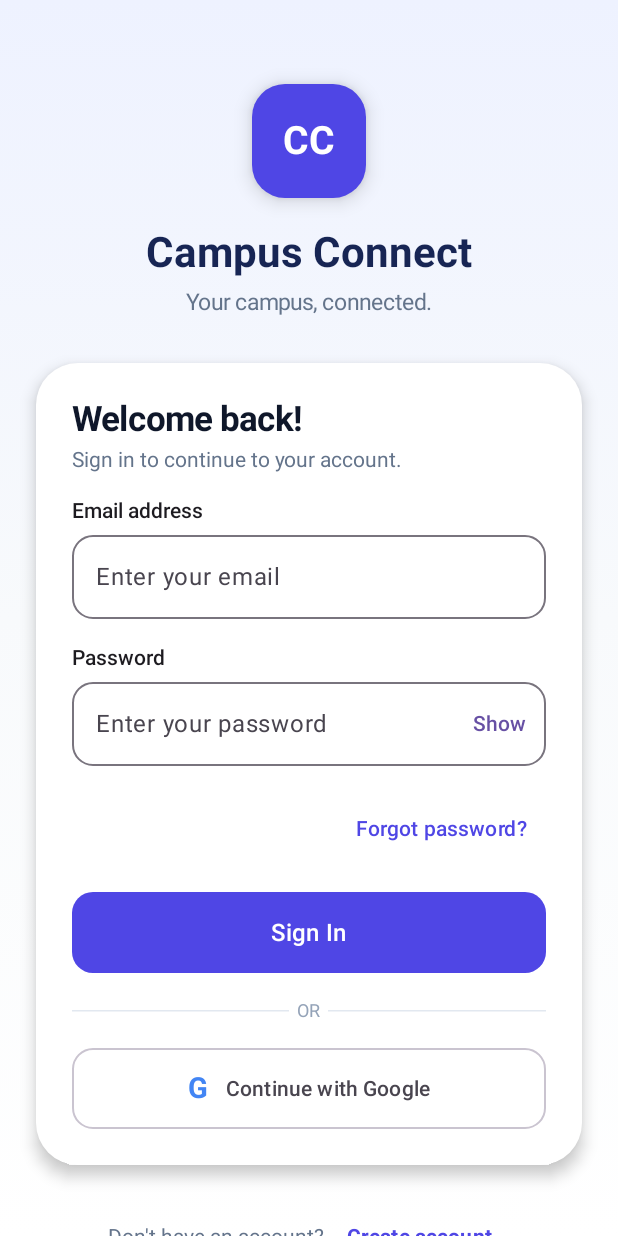
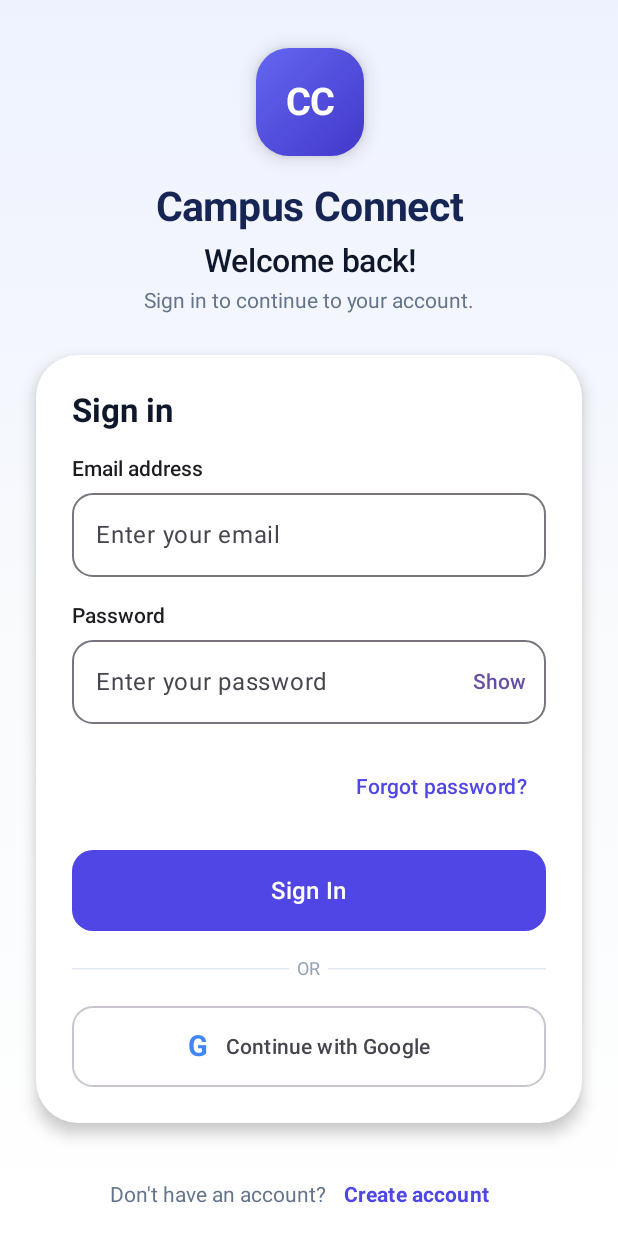
Before and after one commit to campusconnect3251-collab/CampusConnect, an Android app built with Jetpack Compose: the screen it shows after launch (MainActivity), on a phone screen of 412 x 824 dp. Run offline under Robolectric (Android 15) with nearby library versions, the phone set to English and light mode, and no system bars; our stand-ins replace Dagger/Hilt's generated code, Firebase (no records; nobody signed in at launch, a user with empty details on screens opened directly); libraries missing offline, so code that uses them is left out: androidx.hilt.lifecycle.

Commit message:
ui: improve login screen ui

```diff
--- a/app/src/main/java/com/example/campusconnect/presentation/auth/login/LoginScreen.kt
+++ b/app/src/main/java/com/example/campusconnect/presentation/auth/login/LoginScreen.kt
@@ -11,24 +11,14 @@ import androidx.compose.foundation.layout.fillMaxSize
 import androidx.compose.foundation.layout.fillMaxWidth
 import androidx.compose.foundation.layout.height
 import androidx.compose.foundation.layout.padding
-import androidx.compose.foundation.layout.size
-import androidx.compose.foundation.layout.width
 import androidx.compose.foundation.layout.widthIn
 import androidx.compose.foundation.rememberScrollState
 import androidx.compose.foundation.shape.RoundedCornerShape
-import androidx.compose.foundation.text.KeyboardActions
-import androidx.compose.foundation.text.KeyboardOptions
 import androidx.compose.foundation.verticalScroll
-import androidx.compose.material3.Button
-import androidx.compose.material3.ButtonDefaults
 import androidx.compose.material3.Card
 import androidx.compose.material3.CardDefaults
-import androidx.compose.material3.CircularProgressIndicator
 import androidx.compose.material3.HorizontalDivider
 import androidx.compose.material3.MaterialTheme
-import androidx.compose.material3.OutlinedButton
-import androidx.compose.material3.OutlinedTextField
-import androidx.compose.material3.Surface
 import androidx.compose.material3.Text
 import androidx.compose.material3.TextButton
 import androidx.compose.runtime.Composable
@@ -42,19 +32,20 @@ import androidx.compose.ui.Modifier
 import androidx.compose.ui.graphics.Brush
 import androidx.compose.ui.graphics.Color
 import androidx.compose.ui.text.font.FontWeight
-import androidx.compose.ui.text.input.ImeAction
 import androidx.compose.ui.text.input.KeyboardType
-import androidx.compose.ui.text.input.PasswordVisualTransformation
-import androidx.compose.ui.text.input.VisualTransformation
 import androidx.compose.ui.unit.dp
 import androidx.compose.ui.unit.sp
 import androidx.lifecycle.compose.collectAsStateWithLifecycle
+import com.example.campusconnect.presentation.auth.components.AuthGoogleButton
+import com.example.campusconnect.presentation.auth.components.AuthHeader
+import com.example.campusconnect.presentation.auth.components.AuthPrimaryButton
+import com.example.campusconnect.presentation.auth.components.AuthTextField
 import com.example.campusconnect.presentation.auth.viewmodel.AuthViewModel
 
 @Composable
 fun LoginScreen(
-    authViewModel : AuthViewModel,
-    onNavigateToRegister : () -> Unit,
+    authViewModel: AuthViewModel,
+    onNavigateToRegister: () -> Unit,
     onGoogleSignInClick: () -> Unit,
     onForgotPasswordClick: () -> Unit
 ) {
@@ -63,6 +54,7 @@ fun LoginScreen(
     var email by rememberSaveable { mutableStateOf("") }
     var password by rememberSaveable { mutableStateOf("") }
     var passwordVisible by rememberSaveable { mutableStateOf(false) }
+
     var validationError by remember { mutableStateOf<String?>(null) }
 
     val errorMessage = validationError ?: uiState.errorMessage
@@ -88,43 +80,14 @@ fun LoginScreen(
             horizontalAlignment = Alignment.CenterHorizontally,
             verticalArrangement = Arrangement.Center
         ) {
-            Spacer(modifier = Modifier.height(24.dp))
 
-            // App branding
-            Surface(
-                shape = RoundedCornerShape(22.dp),
-                color = Color(0xFF4F46E5),
-                shadowElevation = 8.dp,
-                modifier = Modifier.size(76.dp)
-            ) {
-                Box(contentAlignment = Alignment.Center) {
-                    Text(
-                        text = "CC",
-                        color = Color.White,
-                        fontSize = 26.sp,
-                        fontWeight = FontWeight.Bold
-                    )
-                }
-            }
-
-            Spacer(modifier = Modifier.height(20.dp))
-
-            Text(
-                text = "Campus Connect",
-                fontSize = 28.sp,
-                fontWeight = FontWeight.Bold,
-                color = Color(0xFF172554)
+            // Branding and heading
+            AuthHeader(
+                title = "Welcome back!",
+                subtitle = "Sign in to continue to your account."
             )
 
-            Spacer(modifier = Modifier.height(8.dp))
-
-            Text(
-                text = "Your campus, connected.",
-                fontSize = 15.sp,
-                color = Color(0xFF64748B)
-            )
-
-            Spacer(modifier = Modifier.height(32.dp))
+            Spacer(modifier = Modifier.height(28.dp))
 
             // Login card
             Card(
@@ -143,103 +106,44 @@ fun LoginScreen(
                     modifier = Modifier.padding(24.dp),
                     verticalArrangement = Arrangement.spacedBy(18.dp)
                 ) {
-                    Column(
-                        verticalArrangement = Arrangement.spacedBy(6.dp)
-                    ) {
+
                     Text(
-                            text = "Welcome back!",
-                            fontSize = 23.sp,
+                        text = "Sign in",
+                        fontSize = 22.sp,
                         fontWeight = FontWeight.Bold,
                         color = Color(0xFF0F172A)
                     )
 
-                        Text(
-                            text = "Sign in to continue to your account.",
-                            fontSize = 14.sp,
-                            color = Color(0xFF64748B)
-                        )
-                    }
-
-                    // Email field
-                    Column(
-                        verticalArrangement = Arrangement.spacedBy(8.dp)
-                    ) {
-                        Text(
-                            text = "Email address",
-                            fontWeight = FontWeight.SemiBold,
-                            fontSize = 14.sp
-                        )
-
-                        OutlinedTextField(
+                    // Email
+                    AuthTextField(
+                        label = "Email address",
                         value = email,
                         onValueChange = {
                             email = it
                             validationError = null
                             authViewModel.clearError()
                         },
-                            modifier = Modifier.fillMaxWidth(),
-                            placeholder = {
-                                Text("Enter your email")
-                            },
-                            singleLine = true,
-                            shape = RoundedCornerShape(14.dp),
-                            keyboardOptions = KeyboardOptions(
-                                keyboardType = KeyboardType.Email,
-                                imeAction = ImeAction.Next
-                            )
-                        )
-                    }
-
-                    // Password field
-                    Column(
-                        verticalArrangement = Arrangement.spacedBy(8.dp)
-                    ) {
-                        Text(
-                            text = "Password",
-                            fontWeight = FontWeight.SemiBold,
-                            fontSize = 14.sp
+                        placeholder = "Enter your email",
+                        keyboardType = KeyboardType.Email
                     )
 
-                        OutlinedTextField(
+                    // Password
+                    AuthTextField(
+                        label = "Password",
                         value = password,
                         onValueChange = {
                             password = it
                             validationError = null
                             authViewModel.clearError()
                         },
-                            modifier = Modifier.fillMaxWidth(),
-                            placeholder = {
-                                Text("Enter your password")
-                            },
-                            singleLine = true,
-                            shape = RoundedCornerShape(14.dp),
-                            visualTransformation = if (passwordVisible) {
-                                VisualTransformation.None
-                            } else {
-                                PasswordVisualTransformation()
-                            },
-                            trailingIcon = {
-                                TextButton(
-                                    onClick = {
+                        placeholder = "Enter your password",
+                        keyboardType = KeyboardType.Password,
+                        isPassword = true,
+                        passwordVisible = passwordVisible,
+                        onPasswordVisibilityChange = {
                             passwordVisible = !passwordVisible
                         }
-                                ) {
-                                    Text(
-                                        if (passwordVisible) "Hide" else "Show"
                     )
-                                }
-                            },
-                            keyboardOptions = KeyboardOptions(
-                                keyboardType = KeyboardType.Password,
-                                imeAction = ImeAction.Done
-                            ),
-                            keyboardActions = KeyboardActions(
-                                onDone = {
-                                    // Login button performs validation.
-                                }
-                            )
-                        )
-                    }
 
                     // Forgot password
                     Box(
@@ -267,7 +171,9 @@ fun LoginScreen(
                     }
 
                     // Login button
-                    Button(
+                    AuthPrimaryButton(
+                        text = "Sign In",
+                        isLoading = uiState.isLoginLoading,
                         onClick = {
                             validationError = when {
                                 email.isBlank() ->
@@ -290,32 +196,10 @@ fun LoginScreen(
                                     password = password
                                 )
                             }
-                        },
-                        modifier = Modifier
-                            .fillMaxWidth()
-                            .height(54.dp),
-                        enabled = !uiState.isLoginLoading,
-                        shape = RoundedCornerShape(14.dp),
-                        colors = ButtonDefaults.buttonColors(
-                            containerColor = Color(0xFF4F46E5)
+                        }
                     )
-                    ) {
-                        if (uiState.isLoginLoading) {
-                            CircularProgressIndicator(
-                                modifier = Modifier.size(22.dp),
-                                color = Color.White,
-                                strokeWidth = 2.dp
-                            )
-                        } else {
-                            Text(
-                                text = "Sign In",
-                                fontSize = 16.sp,
-                                fontWeight = FontWeight.SemiBold
-                            )
-                        }
-                    }
 
-                    // Divider
+                    // OR divider
                     Row(
                         modifier = Modifier.fillMaxWidth(),
                         verticalAlignment = Alignment.CenterVertically
@@ -337,36 +221,11 @@ fun LoginScreen(
                         )
                     }
 
-                    // Google sign-in
-                    OutlinedButton(
-                        onClick = onGoogleSignInClick,
-                        modifier = Modifier
-                            .fillMaxWidth()
-                            .height(54.dp),
-                        enabled = !uiState.isGoogleLoading,
-                        shape = RoundedCornerShape(14.dp)
-                    ) {
-                        if (uiState.isGoogleLoading) {
-                            CircularProgressIndicator(
-                                modifier = Modifier.size(20.dp),
-                                strokeWidth = 2.dp
+                    // Google Sign-In
+                    AuthGoogleButton(
+                        isLoading = uiState.isGoogleLoading,
+                        onClick = onGoogleSignInClick
                     )
-                        } else {
-                            Text(
-                                text = "G",
-                                fontSize = 19.sp,
-                                fontWeight = FontWeight.Bold,
-                                color = Color(0xFF4285F4)
-                            )
-
-                            Spacer(modifier = Modifier.width(12.dp))
-
-                            Text(
-                                text = "Continue with Google",
-                                fontWeight = FontWeight.SemiBold
-                            )
-                        }
-                    }
                 }
             }
 
@@ -378,7 +237,7 @@ fun LoginScreen(
                 verticalAlignment = Alignment.CenterVertically
             ) {
                 Text(
-                    text = "Don't have an account? ",
+                    text = "Don't have an account?",
                     color = Color(0xFF64748B),
                     fontSize = 14.sp
                 )
```
Lines whose indentation alone changed are shown as unchanged.
